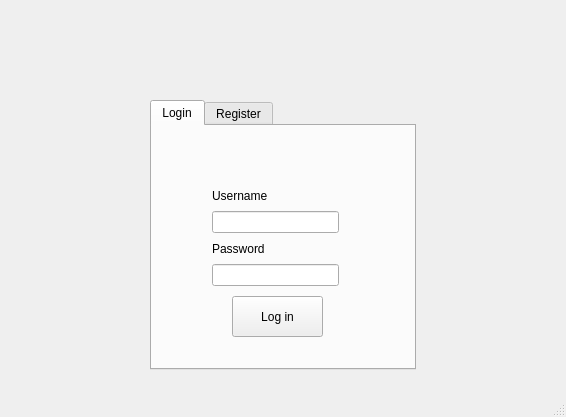
MansTomb/uamp, file app/src/LoginWindow.ui: the form before one commit.
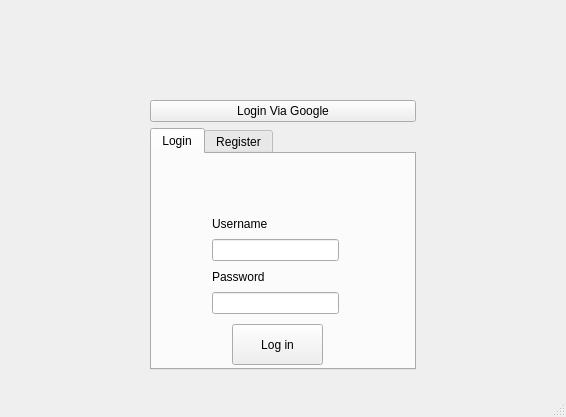
The form after the commit.

Commit message: basic google auth, mainwindow ui,

What changed in the file:
```diff
--- a/app/src/LoginWindow.ui
+++ b/app/src/LoginWindow.ui
@@ -39,7 +39,7 @@
     <property name="bottomMargin">
      <number>25</number>
     </property>
-    <item row="0" column="0">
+    <item row="1" column="0">
      <widget class="QTabWidget" name="tabWidget">
       <property name="styleSheet">
        <string notr="true"/>
@@ -64,7 +64,7 @@
          <string>Log in</string>
         </property>
        </widget>
-       <widget class="QWidget" name="">
+       <widget class="QWidget" name="layoutWidget">
         <property name="geometry">
          <rect>
           <x>60</x>
@@ -163,6 +163,13 @@
       </widget>
      </widget>
     </item>
+    <item row="0" column="0">
+     <widget class="QPushButton" name="pushButton">
+      <property name="text">
+       <string>Login Via Google</string>
+      </property>
+     </widget>
+    </item>
    </layout>
   </widget>
   <widget class="QStatusBar" name="statusBar"/>
```
Left out of the diff: 27 changed lines with no effect on the pictures. The commit also changes 8 other files.
